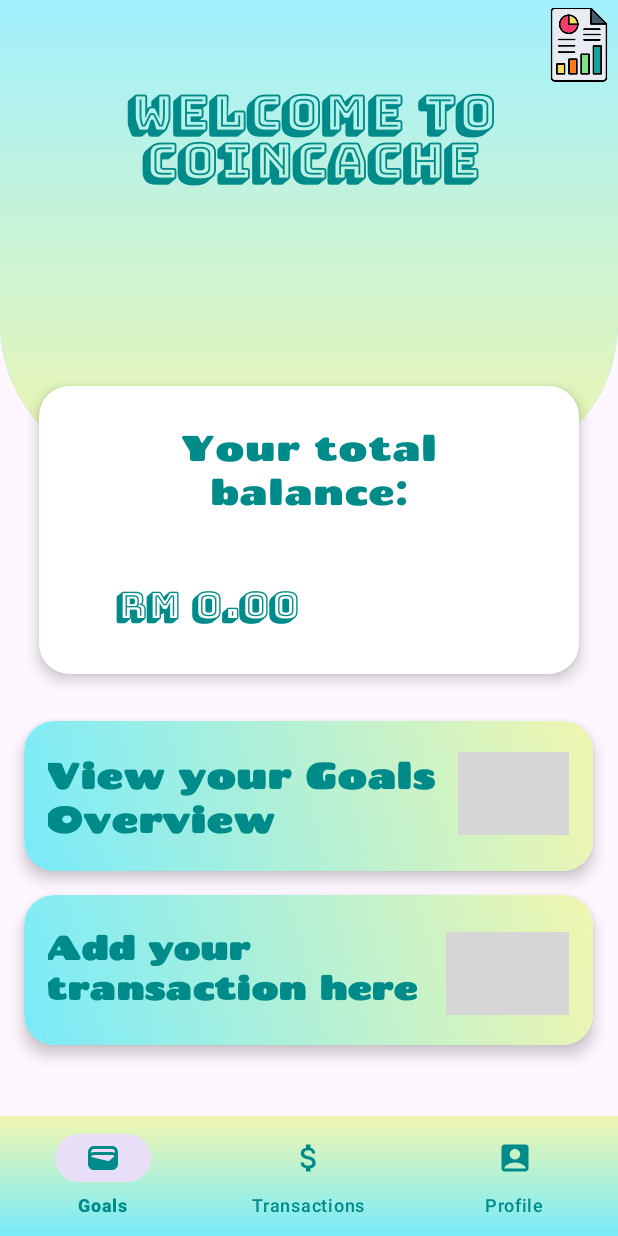
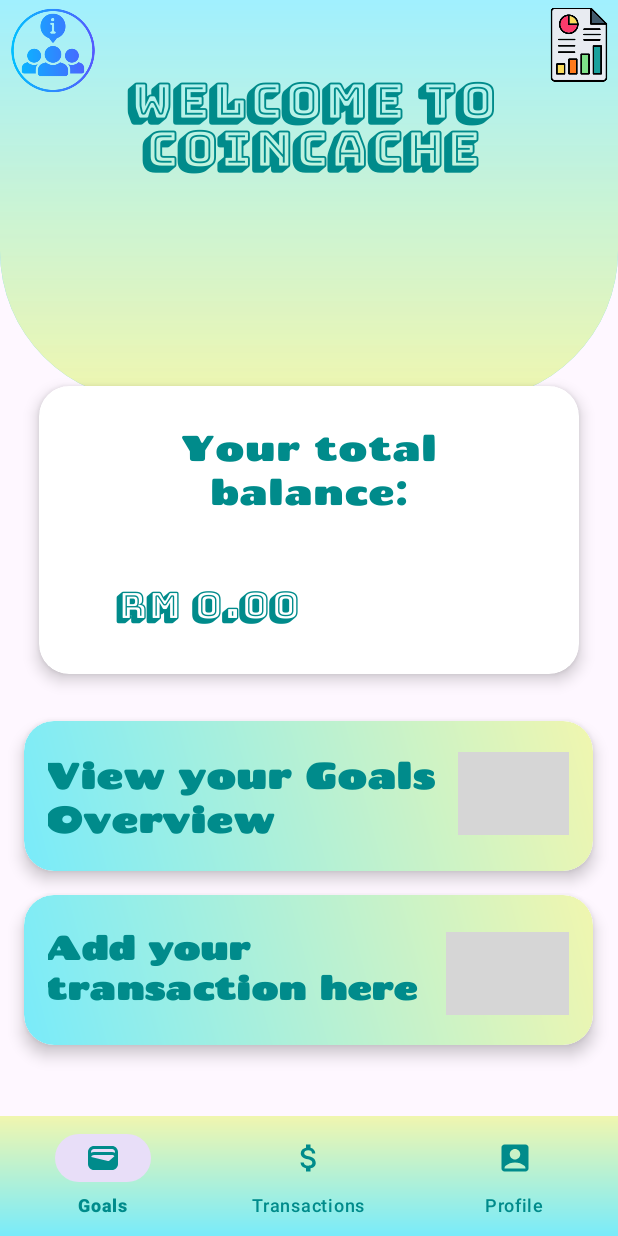
Before and after one commit to Sarannia2306/BudgetManagerApp, an Android app: the screen it shows after launch once a user with an empty profile is signed in (HomePageActivity), on a phone screen of 412 x 824 dp. Run offline under Robolectric (Android 15) with nearby library versions, the phone set to English and light mode, and no system bars; our stand-ins replace Firebase (no records; nobody signed in at launch, a user with empty details on screens opened directly); grey boxes are pictures that could not be loaded.

Commit message:
latest update project

```diff
--- a/app/src/main/java/com/example/budgetmanagerapp/HomePageActivity.java
+++ b/app/src/main/java/com/example/budgetmanagerapp/HomePageActivity.java
@@ -33,6 +33,7 @@ public class HomePageActivity extends AppCompatActivity {
         balanceAmount = findViewById(R.id.balance_amount);
         ImageView arrowIcon = findViewById(R.id.imageView4);
         ImageView reportIcon = findViewById(R.id.imageView);
+        ImageView aboutIcon = findViewById(R.id.aboutUS);
 
 
         reportIcon.setOnClickListener(v -> {
@@ -40,8 +41,11 @@ public class HomePageActivity extends AppCompatActivity {
             startActivity(reportIntent);
         });
 
+        aboutIcon.setOnClickListener(v -> {
+            Intent aboutIntent = new Intent(HomePageActivity.this, AboutUsActivity.class);
+            startActivity(aboutIntent);
+        });
 
-        // Set up OnClickListener for the arrow icon
         arrowIcon.setOnClickListener(v -> {
             Intent addTransactionIntent = new Intent(HomePageActivity.this, AddTransactionActivity.class);
             startActivity(addTransactionIntent);
@@ -53,7 +57,6 @@ public class HomePageActivity extends AppCompatActivity {
             startActivity(goalsOverviewIntent);
         });
 
-        // Initialize bottom navigation
         BottomNavigationView bottomNavigationView = findViewById(R.id.bottomNavigationView);
         bottomNavigationView.setOnNavigationItemSelectedListener(this::onNavigationItemSelected);
 
--- a/app/src/main/res/layout/activity_homepage.xml
+++ b/app/src/main/res/layout/activity_homepage.xml
@@ -8,8 +8,8 @@
 
     <androidx.constraintlayout.widget.ConstraintLayout
         android:id="@+id/frameLayout2"
-        android:layout_width="418dp"
-        android:layout_height="315dp"
+        android:layout_width="match_parent"
+        android:layout_height="267dp"
         android:layout_alignParentStart="true"
         android:layout_alignParentTop="true"
         android:background="@drawable/home_bg">
@@ -41,6 +41,19 @@
             app:layout_constraintStart_toStartOf="parent"
             app:layout_constraintTop_toTopOf="parent"
             app:srcCompat="@drawable/report" />
+
+        <ImageView
+            android:id="@+id/aboutUS"
+            android:layout_width="61dp"
+            android:layout_height="59dp"
+            android:layout_alignParentStart="true"
+            android:layout_alignParentTop="true"
+            android:layout_marginTop="4dp"
+            app:layout_constraintEnd_toEndOf="parent"
+            app:layout_constraintHorizontal_bias="0.014"
+            app:layout_constraintStart_toStartOf="parent"
+            app:layout_constraintTop_toTopOf="parent"
+            app:srcCompat="@drawable/about_icon" />
 
     </androidx.constraintlayout.widget.ConstraintLayout>
 
```
Also changed, not shown: app/src/main/java/com/example/budgetmanagerapp/AboutUsActivity.java (added, +23 -0 lines), app/src/main/res/layout/activity_about_us.xml (added, +56 -0 lines), app/src/main/res/drawable/about_icon.png (added).
